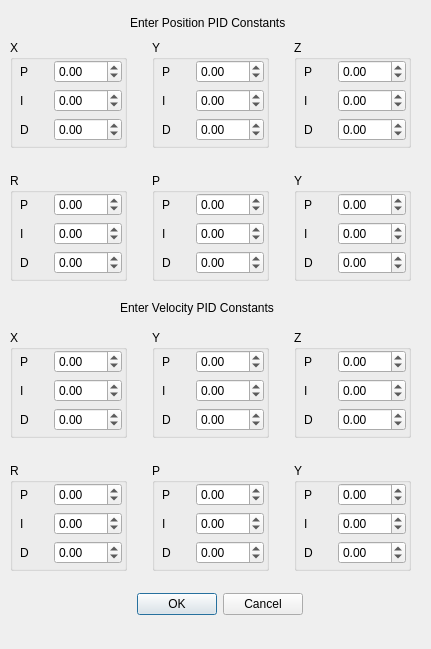
This is landside/catkin_ws/src/gui/resource/PidDialog.ui in DukeRobotics/robosub-ros as Qt 5 draws it before an edit. The edited form follows.
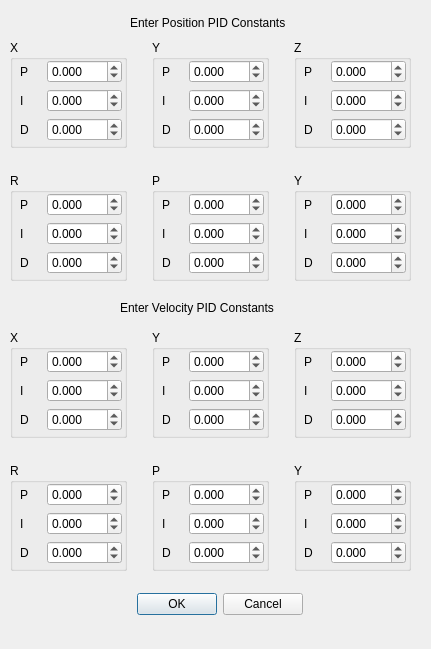
This is the edited form.

Patch:
```diff
--- a/landside/catkin_ws/src/gui/resource/PidDialog.ui
+++ b/landside/catkin_ws/src/gui/resource/PidDialog.ui
@@ -31,18 +31,21 @@
       <property name="title">
        <string>X</string>
       </property>
-      <widget class="QWidget" name="">
+      <widget class="QWidget" name="layoutWidget">
        <property name="geometry">
         <rect>
          <x>10</x>
          <y>20</y>
          <width>102</width>
-         <height>81</height>
+         <height>82</height>
         </rect>
        </property>
        <layout class="QGridLayout" name="gridLayout">
         <item row="0" column="1">
          <widget class="QDoubleSpinBox" name="x_pos_p">
+          <property name="decimals">
+           <number>3</number>
+          </property>
           <property name="minimum">
            <double>-100.000000000000000</double>
           </property>
@@ -60,6 +63,9 @@
         </item>
         <item row="2" column="1">
          <widget class="QDoubleSpinBox" name="x_pos_d">
+          <property name="decimals">
+           <number>3</number>
+          </property>
           <property name="minimum">
            <double>-100.000000000000000</double>
           </property>
@@ -84,6 +90,9 @@
         </item>
         <item row="1" column="1">
          <widget class="QDoubleSpinBox" name="x_pos_i">
+          <property name="decimals">
+           <number>3</number>
+          </property>
           <property name="minimum">
            <double>-100.000000000000000</double>
           </property>
@@ -113,6 +122,9 @@
        <layout class="QGridLayout" name="gridLayout_2">
         <item row="0" column="1">
          <widget class="QDoubleSpinBox" name="y_pos_p">
+          <property name="decimals">
+           <number>3</number>
+          </property>
           <property name="minimum">
            <double>-100.000000000000000</double>
           </property>
@@ -130,6 +142,9 @@
         </item>
         <item row="2" column="1">
          <widget class="QDoubleSpinBox" name="y_pos_d">
+          <property name="decimals">
+           <number>3</number>
+          </property>
           <property name="minimum">
            <double>-100.000000000000000</double>
           </property>
@@ -154,6 +169,9 @@
         </item>
         <item row="1" column="1">
          <widget class="QDoubleSpinBox" name="y_pos_i">
+          <property name="decimals">
+           <number>3</number>
+          </property>
           <property name="minimum">
            <double>-100.000000000000000</double>
           </property>
@@ -183,6 +201,9 @@
        <layout class="QGridLayout" name="gridLayout_13">
         <item row="0" column="1">
          <widget class="QDoubleSpinBox" name="z_pos_p">
+          <property name="decimals">
+           <number>3</number>
+          </property>
           <property name="minimum">
            <double>-100.000000000000000</double>
           </property>
@@ -200,6 +221,9 @@
         </item>
         <item row="2" column="1">
          <widget class="QDoubleSpinBox" name="z_pos_d">
+          <property name="decimals">
+           <number>3</number>
+          </property>
           <property name="minimum">
            <double>-100.000000000000000</double>
           </property>
@@ -224,6 +248,9 @@
         </item>
         <item row="1" column="1">
          <widget class="QDoubleSpinBox" name="z_pos_i">
+          <property name="decimals">
+           <number>3</number>
+          </property>
           <property name="minimum">
            <double>-100.000000000000000</double>
           </property>
@@ -253,6 +280,9 @@
        <layout class="QGridLayout" name="gridLayout_14">
         <item row="0" column="1">
          <widget class="QDoubleSpinBox" name="roll_pos_p">
+          <property name="decimals">
+           <number>3</number>
+          </property>
           <property name="minimum">
            <double>-100.000000000000000</double>
           </property>
@@ -270,6 +300,9 @@
         </item>
         <item row="2" column="1">
          <widget class="QDoubleSpinBox" name="roll_pos_d">
+          <property name="decimals">
+           <number>3</number>
+          </property>
           <property name="minimum">
            <double>-100.000000000000000</double>
           </property>
@@ -294,6 +327,9 @@
         </item>
         <item row="1" column="1">
          <widget class="QDoubleSpinBox" name="roll_pos_i">
+          <property name="decimals">
+           <number>3</number>
+          </property>
           <property name="minimum">
            <double>-100.000000000000000</double>
           </property>
@@ -323,6 +359,9 @@
        <layout class="QGridLayout" name="gridLayout_15">
         <item row="0" column="1">
          <widget class="QDoubleSpinBox" name="pitch_pos_p">
+          <property name="decimals">
+           <number>3</number>
+          </property>
           <property name="minimum">
            <double>-100.000000000000000</double>
           </property>
@@ -340,6 +379,9 @@
         </item>
         <item row="2" column="1">
          <widget class="QDoubleSpinBox" name="pitch_pos_d">
+          <property name="decimals">
+           <number>3</number>
+          </property>
           <property name="minimum">
            <double>-100.000000000000000</double>
           </property>
@@ -364,6 +406,9 @@
         </item>
         <item row="1" column="1">
          <widget class="QDoubleSpinBox" name="pitch_pos_i">
+          <property name="decimals">
+           <number>3</number>
+          </property>
           <property name="minimum">
            <double>-100.000000000000000</double>
           </property>
@@ -393,6 +438,9 @@
        <layout class="QGridLayout" name="gridLayout_16">
         <item row="0" column="1">
          <widget class="QDoubleSpinBox" name="yaw_pos_p">
+          <property name="decimals">
+           <number>3</number>
+          </property>
           <property name="minimum">
            <double>-100.000000000000000</double>
           </property>
@@ -410,6 +458,9 @@
         </item>
         <item row="2" column="1">
          <widget class="QDoubleSpinBox" name="yaw_pos_d">
+          <property name="decimals">
+           <number>3</number>
+          </property>
           <property name="minimum">
            <double>-100.000000000000000</double>
           </property>
@@ -434,6 +485,9 @@
         </item>
         <item row="1" column="1">
          <widget class="QDoubleSpinBox" name="yaw_pos_i">
+          <property name="decimals">
+           <number>3</number>
+          </property>
           <property name="minimum">
            <double>-100.000000000000000</double>
           </property>
@@ -517,6 +571,9 @@
        <layout class="QGridLayout" name="gridLayout_3">
         <item row="0" column="1">
          <widget class="QDoubleSpinBox" name="x_twist_p">
+          <property name="decimals">
+           <number>3</number>
+          </property>
           <property name="minimum">
            <double>-100.000000000000000</double>
           </property>
@@ -534,6 +591,9 @@
         </item>
         <item row="2" column="1">
          <widget class="QDoubleSpinBox" name="x_twist_d">
+          <property name="decimals">
+           <number>3</number>
+          </property>
           <property name="minimum">
            <double>-100.000000000000000</double>
           </property>
@@ -558,6 +618,9 @@
         </item>
         <item row="1" column="1">
          <widget class="QDoubleSpinBox" name="x_twist_i">
+          <property name="decimals">
+           <number>3</number>
+          </property>
           <property name="minimum">
            <double>-100.000000000000000</double>
           </property>
@@ -587,6 +650,9 @@
        <layout class="QGridLayout" name="gridLayout_4">
         <item row="0" column="1">
          <widget class="QDoubleSpinBox" name="y_twist_p">
+          <property name="decimals">
+           <number>3</number>
+          </property>
           <property name="minimum">
            <double>-100.000000000000000</double>
           </property>
@@ -604,6 +670,9 @@
         </item>
         <item row="2" column="1">
          <widget class="QDoubleSpinBox" name="y_twist_d">
+          <property name="decimals">
+           <number>3</number>
+          </property>
           <property name="minimum">
            <double>-100.000000000000000</double>
           </property>
@@ -628,6 +697,9 @@
         </item>
         <item row="1" column="1">
          <widget class="QDoubleSpinBox" name="y_twist_i">
+          <property name="decimals">
+           <number>3</number>
+          </property>
           <property name="minimum">
            <double>-100.000000000000000</double>
           </property>
@@ -657,6 +729,9 @@
        <layout class="QGridLayout" name="gridLayout_17">
         <item row="0" column="1">
          <widget class="QDoubleSpinBox" name="z_twist_p">
+          <property name="decimals">
+           <number>3</number>
+          </property>
           <property name="minimum">
            <double>-100.000000000000000</double>
           </property>
@@ -674,6 +749,9 @@
         </item>
         <item row="2" column="1">
          <widget class="QDoubleSpinBox" name="z_twist_d">
+          <property name="decimals">
+           <number>3</number>
+          </property>
           <property name="minimum">
            <double>-100.000000000000000</double>
           </property>
@@ -698,6 +776,9 @@
         </item>
         <item row="1" column="1">
          <widget class="QDoubleSpinBox" name="z_twist_i">
+          <property name="decimals">
+           <number>3</number>
+          </property>
           <property name="minimum">
            <double>-100.000000000000000</double>
           </property>
@@ -727,6 +808,9 @@
        <layout class="QGridLayout" name="gridLayout_18">
         <item row="0" column="1">
          <widget class="QDoubleSpinBox" name="roll_twist_p">
+          <property name="decimals">
+           <number>3</number>
+          </property>
           <property name="minimum">
            <double>-100.000000000000000</double>
           </property>
@@ -744,6 +828,9 @@
         </item>
         <item row="2" column="1">
          <widget class="QDoubleSpinBox" name="roll_twist_d">
+          <property name="decimals">
+           <number>3</number>
+          </property>
           <property name="minimum">
            <double>-100.000000000000000</double>
           </property>
@@ -768,6 +855,9 @@
         </item>
         <item row="1" column="1">
          <widget class="QDoubleSpinBox" name="roll_twist_i">
+          <property name="decimals">
+           <number>3</number>
+          </property>
           <property name="minimum">
            <double>-100.000000000000000</double>
           </property>
@@ -797,6 +887,9 @@
        <layout class="QGridLayout" name="gridLayout_19">
         <item row="0" column="1">
          <widget class="QDoubleSpinBox" name="pitch_twist_p">
+          <property name="decimals">
+           <number>3</number>
+          </property>
           <property name="minimum">
            <double>-100.000000000000000</double>
           </property>
@@ -814,6 +907,9 @@
         </item>
         <item row="2" column="1">
          <widget class="QDoubleSpinBox" name="pitch_twist_d">
+          <property name="decimals">
+           <number>3</number>
+          </property>
           <property name="minimum">
            <double>-100.000000000000000</double>
           </property>
@@ -838,6 +934,9 @@
         </item>
         <item row="1" column="1">
          <widget class="QDoubleSpinBox" name="pitch_twist_i">
+          <property name="decimals">
+           <number>3</number>
+          </property>
           <property name="minimum">
            <double>-100.000000000000000</double>
           </property>
@@ -867,6 +966,9 @@
        <layout class="QGridLayout" name="gridLayout_20">
         <item row="0" column="1">
          <widget class="QDoubleSpinBox" name="yaw_twist_p">
+          <property name="decimals">
+           <number>3</number>
+          </property>
           <property name="minimum">
            <double>-100.000000000000000</double>
           </property>
@@ -884,6 +986,9 @@
         </item>
         <item row="2" column="1">
          <widget class="QDoubleSpinBox" name="yaw_twist_d">
+          <property name="decimals">
+           <number>3</number>
+          </property>
           <property name="minimum">
            <double>-100.000000000000000</double>
           </property>
@@ -908,6 +1013,9 @@
         </item>
         <item row="1" column="1">
          <widget class="QDoubleSpinBox" name="yaw_twist_i">
+          <property name="decimals">
+           <number>3</number>
+          </property>
           <property name="minimum">
            <double>-100.000000000000000</double>
           </property>
```
